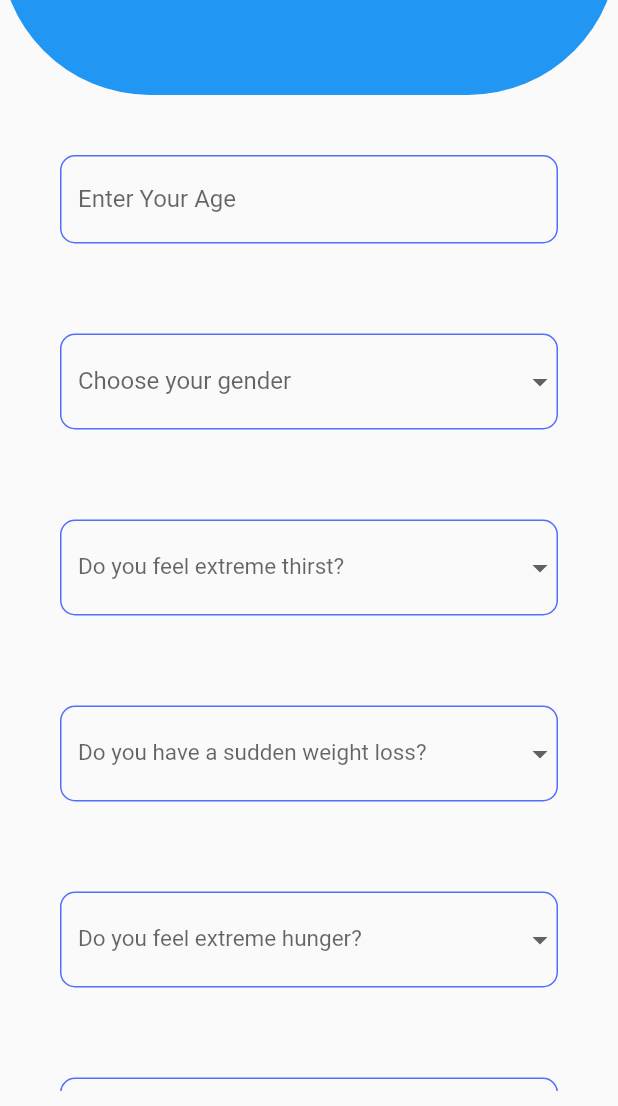
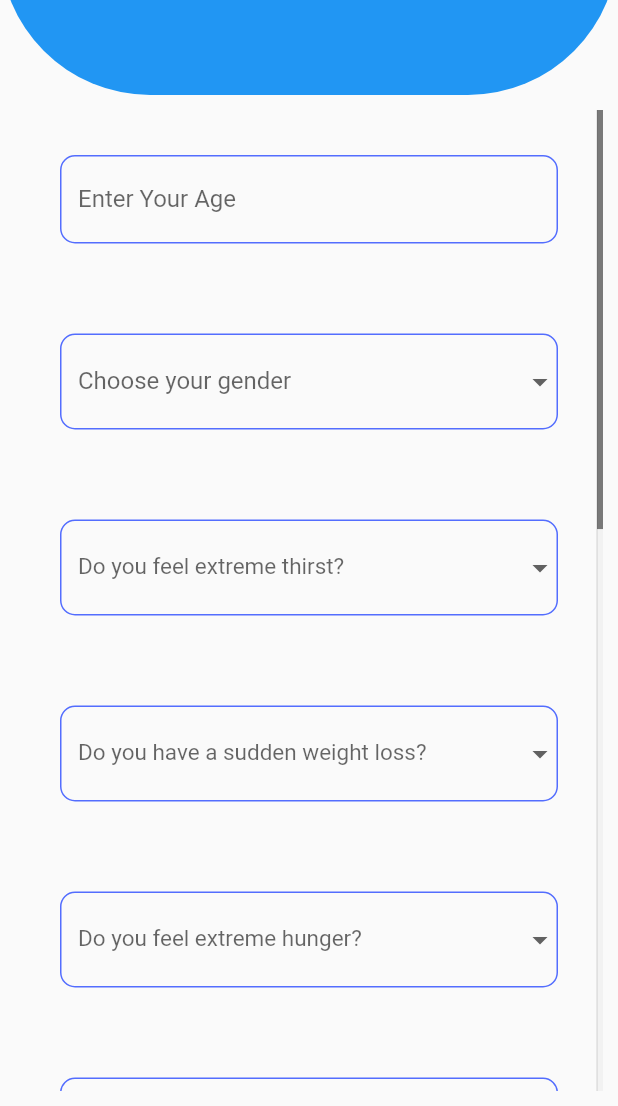
Before and after one commit to lojaina16/diabetes_app, a Flutter app: the Question screen opened by its route, on a phone screen of 412 x 824 dp, the part 130-1236 px from its top. Run offline on Flutter 3.47's test engine with Material 2 defaults, Android fonts, the phone set to English and light mode, and no system bars; our stand-ins replace cloud_firestore, firebase_core; accounts and stored records are empty.

Commit message:
done updates on question screen ui

```diff
--- a/lib/main.dart
+++ b/lib/main.dart
@@ -1,13 +1,21 @@
+import 'package:cloud_firestore/cloud_firestore.dart';
 import 'package:diabetes_app/questionScreens/femaleTypeQuestion.dart';
 import 'package:diabetes_app/questionScreens/quesions_screen.dart';
 import 'package:diabetes_app/questionScreens/questions2_screen.dart';
+import 'package:firebase_core/firebase_core.dart';
 import 'package:flutter/material.dart';
 
 import 'homeScreen/categories.dart';
 import 'loginScreen/login.dart';
 import 'loginScreen/register.dart';
 
-void main() {
+void main() async {
+  WidgetsFlutterBinding.ensureInitialized();
+  await Firebase.initializeApp();
+  //await FirebaseFirestore.instance.disableNetwork();
+  FirebaseFirestore.instance.settings =
+      Settings(cacheSizeBytes: Settings.CACHE_SIZE_UNLIMITED);
+
   runApp(MyApp());
 }
 
--- a/lib/questionScreens/quesions_screen.dart
+++ b/lib/questionScreens/quesions_screen.dart
@@ -25,6 +25,10 @@ class _QuestionState extends State<Question> {
   String? selectedAns8;
   String? selectedAns9;
   String? selectedAns10;
+  String? selectedAns11;
+  String? selectedAns12;
+  String? selectedAns13;
+  bool isVisible = false;
   GlobalKey<FormState> formKey = GlobalKey<FormState>();
 
   @override
@@ -45,6 +49,10 @@ class _QuestionState extends State<Question> {
           )),
       body: Padding(
         padding: const EdgeInsets.all(10),
+        child: Scrollbar(
+          thumbVisibility: true,
+          trackVisibility: true,
+          interactive: true,
           child: SingleChildScrollView(
             child: Form(
               key: formKey,
@@ -82,42 +90,80 @@ class _QuestionState extends State<Question> {
                       onChanged: (gen) => setState(() => selectedGender = gen),
                     ),
                   ),
+                  Column(
+                    children: [
+                      Visibility(
+                        visible: selectedGender == "Female"
+                            ? isVisible = true
+                            : selectedGender == "Male"
+                                ? isVisible = false
+                                : isVisible,
+                        child: Container(
+                          child: Column(
+                            children: [
                               CustomDownDrop(
-                    value: selectedAns1, txt: "Do you feel extreme thirst?"),
+                                  value: selectedAns11,
+                                  txt: "Are you pregnant now?"),
+                              CustomDownDrop(
+                                  value: selectedAns12,
+                                  txt: "Do you have previous pregnancies"),
+                              CustomDownDrop(
+                                  value: selectedAns13,
+                                  txt:
+                                      "Are you affected by high blood pressure when you were pregnant?"),
+                            ],
+                          ),
+                        ),
+                      ),
+                      CustomDownDrop(
+                          value: selectedAns1,
+                          txt: "Do you feel extreme thirst?"),
                       CustomDownDrop(
                           value: selectedAns2,
                           txt: "Do you have a sudden weight loss?"),
                       CustomDownDrop(
-                    value: selectedAns3, txt: "Do you feel extreme hunger?"),
+                          value: selectedAns3,
+                          txt: "Do you feel extreme hunger?"),
                       CustomDownDrop(
                           value: selectedAns4,
                           txt: "increased or frequent urination?"),
                       CustomDownDrop(
-                    value: selectedAns5, txt: "Do you have partial paresis"),
+                          value: selectedAns5,
+                          txt: "Do you have partial paresis"),
                       CustomDownDrop(
                           value: selectedAns6, txt: "Do you have hair loss?"),
                       CustomDownDrop(
-                    value: selectedAns7, txt: "Do you have mood changes?"),
+                          value: selectedAns7,
+                          txt: "Do you have mood changes?"),
                       CustomDownDrop(
                           value: selectedAns8,
                           txt: "Do your cuts take longer to heal?"),
                       CustomDownDrop(
-                    value: selectedAns9, txt: "Do you suffer from itching?"),
+                          value: selectedAns9,
+                          txt: "Do you suffer from itching?"),
                       CustomDownDrop(
-                    value: selectedAns10, txt: "Do you have muscle stiffness?"),
-                ElevatedButton(
+                          value: selectedAns10,
+                          txt: "Do you have muscle stiffness?"),
+                    ],
+                  ),
+                  SizedBox(
+                    width: MediaQuery.of(context).size.width * 0.5,
+                    child: ElevatedButton(
                         onPressed: () {
-                      if (formKey.currentState?.validate() ?? false) {
+                          if (formKey.currentState!.validate()) {
                             Navigator.pushNamed(context, Question2.routeName);
-                      }
                             if (selectedGender == "Female") {
-                        Navigator.pushNamed(context, FemaleQuestions.routeName);
+                              Navigator.pushNamed(
+                                  context, FemaleQuestions.routeName);
                             } else if (selectedGender == "Male") {
                               Navigator.pushNamed(context, Question2.routeName);
                             }
+                          }
                         },
                         child: Text("Submit")),
+                  ),
                 ],
+              ),
             ),
           ),
         ),
--- a/pubspec.yaml
+++ b/pubspec.yaml
@@ -35,6 +35,8 @@ dependencies:
   # The following adds the Cupertino Icons font to your application.
   # Use with the CupertinoIcons class for iOS style icons.
   cupertino_icons: ^1.0.2
+  firebase_core: ^2.22.0
+  cloud_firestore: ^4.13.1
 
 dev_dependencies:
   flutter_test:
```
Also changed, not shown: pubspec.lock, 3 other files. Lines whose indentation alone changed are shown as unchanged.
